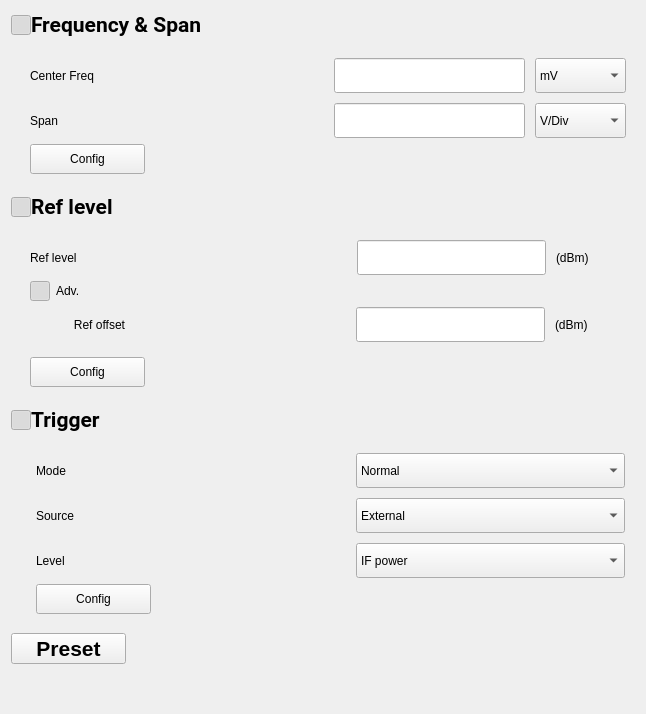
Qt form tas7061bb/widgets/wgContentFpl1003/wgContentFpl1003.ui (DoND8xforce/tas7061) before a commit.
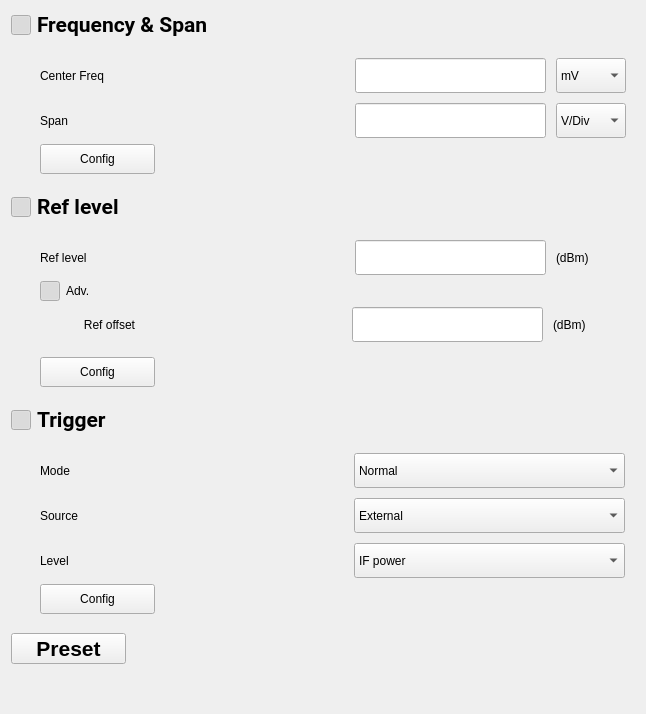
The same form after that commit. Icons and pictures are not drawn.

```diff
--- a/tas7061bb/widgets/wgContentFpl1003/wgContentFpl1003.ui
+++ b/tas7061bb/widgets/wgContentFpl1003/wgContentFpl1003.ui
@@ -25,7 +25,7 @@
      <item>
       <layout class="QHBoxLayout" name="horizontalLayout_4">
        <property name="spacing">
-        <number>0</number>
+        <number>6</number>
        </property>
        <item>
         <widget class="QPushButton" name="btnFreqSpan">
@@ -122,10 +122,10 @@
         <item>
          <layout class="QGridLayout" name="gridLayout">
           <property name="leftMargin">
-           <number>10</number>
+           <number>20</number>
           </property>
           <property name="horizontalSpacing">
-           <number>240</number>
+           <number>232</number>
           </property>
           <property name="verticalSpacing">
            <number>10</number>
@@ -166,6 +166,12 @@
                 <height>35</height>
                </size>
               </property>
+              <property name="maximumSize">
+               <size>
+                <width>70</width>
+                <height>16777215</height>
+               </size>
+              </property>
               <property name="cursor">
                <cursorShape>PointingHandCursor</cursorShape>
               </property>
@@ -214,6 +220,12 @@
                 <height>35</height>
                </size>
               </property>
+              <property name="maximumSize">
+               <size>
+                <width>70</width>
+                <height>16777215</height>
+               </size>
+              </property>
               <property name="cursor">
                <cursorShape>PointingHandCursor</cursorShape>
               </property>
@@ -231,7 +243,7 @@
         <item>
          <layout class="QHBoxLayout" name="horizontalLayout">
           <property name="leftMargin">
-           <number>10</number>
+           <number>20</number>
           </property>
           <item>
            <widget class="QPushButton" name="pushButton_8">
@@ -270,7 +282,7 @@
      <item>
       <layout class="QHBoxLayout" name="horizontalLayout_2">
        <property name="spacing">
-        <number>0</number>
+        <number>6</number>
        </property>
        <item>
         <widget class="QPushButton" name="btnRefLevel">
@@ -367,10 +379,10 @@
         <item>
          <layout class="QHBoxLayout" name="horizontalLayout_10">
           <property name="spacing">
-           <number>262</number>
+           <number>252</number>
           </property>
           <property name="leftMargin">
-           <number>10</number>
+           <number>20</number>
           </property>
           <item>
            <widget class="QLabel" name="label">
@@ -394,13 +406,13 @@
              <widget class="QLineEdit" name="lineEdit_2">
               <property name="minimumSize">
                <size>
-                <width>0</width>
+                <width>191</width>
                 <height>35</height>
                </size>
               </property>
               <property name="maximumSize">
                <size>
-                <width>189</width>
+                <width>191</width>
                 <height>16777215</height>
                </size>
               </property>
@@ -432,7 +444,7 @@
         <item>
          <layout class="QHBoxLayout" name="horizontalLayout_3">
           <property name="leftMargin">
-           <number>10</number>
+           <number>20</number>
           </property>
           <item>
            <widget class="QPushButton" name="btnAdv">
@@ -513,10 +525,10 @@
            <item>
             <layout class="QHBoxLayout" name="horizontalLayout_5">
              <property name="spacing">
-              <number>230</number>
+              <number>216</number>
              </property>
              <property name="leftMargin">
-              <number>10</number>
+              <number>20</number>
              </property>
              <item>
               <widget class="QLabel" name="label_5">
@@ -549,13 +561,13 @@
                 <widget class="QLineEdit" name="lineEdit_5">
                  <property name="minimumSize">
                   <size>
-                   <width>0</width>
+                   <width>191</width>
                    <height>35</height>
                   </size>
                  </property>
                  <property name="maximumSize">
                   <size>
-                   <width>189</width>
+                   <width>191</width>
                    <height>16777215</height>
                   </size>
                  </property>
@@ -590,7 +602,7 @@
         <item>
          <layout class="QHBoxLayout" name="horizontalLayout_7">
           <property name="leftMargin">
-           <number>10</number>
+           <number>20</number>
           </property>
           <item>
            <widget class="QPushButton" name="pushButton_5">
@@ -635,7 +647,7 @@
      <item>
       <layout class="QHBoxLayout" name="horizontalLayout_14">
        <property name="spacing">
-        <number>0</number>
+        <number>6</number>
        </property>
        <item>
         <widget class="QPushButton" name="btnTrigger">
@@ -732,10 +744,10 @@
         <item>
          <layout class="QGridLayout" name="gridLayout_3">
           <property name="leftMargin">
-           <number>16</number>
+           <number>20</number>
           </property>
           <property name="horizontalSpacing">
-           <number>220</number>
+           <number>214</number>
           </property>
           <property name="verticalSpacing">
            <number>10</number>
@@ -744,13 +756,13 @@
            <widget class="QComboBox" name="comboBox_13">
             <property name="minimumSize">
              <size>
-              <width>269</width>
+              <width>271</width>
               <height>35</height>
              </size>
             </property>
             <property name="maximumSize">
              <size>
-              <width>269</width>
+              <width>271</width>
               <height>16777215</height>
              </size>
             </property>
@@ -768,13 +780,13 @@
            <widget class="QComboBox" name="comboBox_12">
             <property name="minimumSize">
              <size>
-              <width>269</width>
+              <width>271</width>
               <height>35</height>
              </size>
             </property>
             <property name="maximumSize">
              <size>
-              <width>269</width>
+              <width>271</width>
               <height>16777215</height>
              </size>
             </property>
@@ -830,13 +842,13 @@
            <widget class="QComboBox" name="comboBox_14">
             <property name="minimumSize">
              <size>
-              <width>269</width>
+              <width>271</width>
               <height>35</height>
              </size>
             </property>
             <property name="maximumSize">
              <size>
-              <width>269</width>
+              <width>271</width>
               <height>16777215</height>
              </size>
             </property>
@@ -874,7 +886,7 @@
         <item>
          <layout class="QGridLayout" name="gridLayout_4">
           <property name="leftMargin">
-           <number>16</number>
+           <number>20</number>
           </property>
           <property name="verticalSpacing">
            <number>10</number>
```
